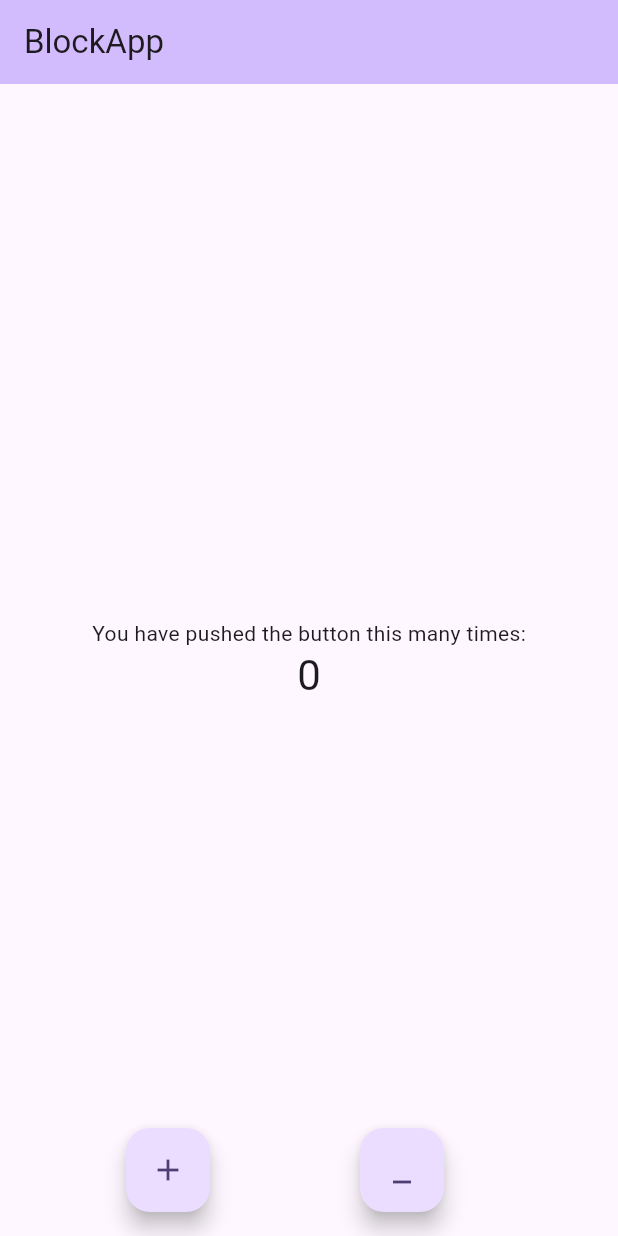
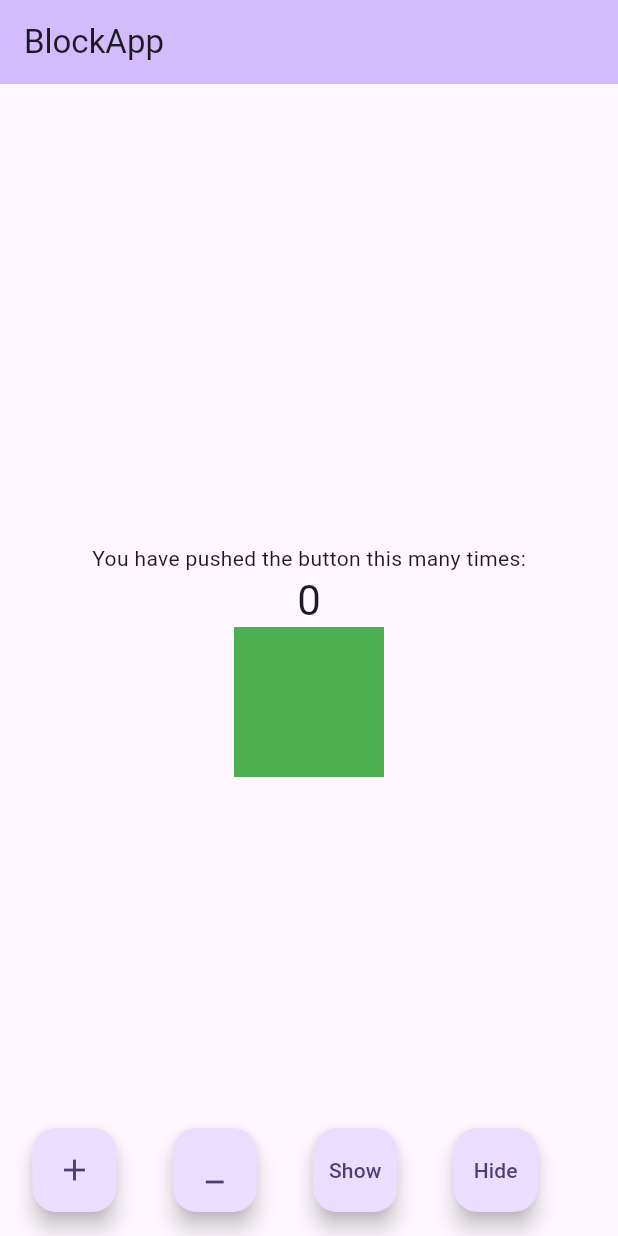
Before and after one commit to Praveen0586/Bloc-Learning, a Flutter app: the screen it shows after launch, on a phone screen of 412 x 824 dp. Run offline on Flutter 3.47's test engine with Material 3 defaults, Android fonts, the phone set to English and light mode, and no system bars; our stand-ins replace flutter_bloc.

```diff
--- a/lib/main.dart
+++ b/lib/main.dart
@@ -2,7 +2,10 @@ import 'package:flutter/material.dart';
 import 'package:flutter_application_2/bloc/counter_bloc.dart';
 import 'package:flutter_application_2/bloc/event.dart';
 import 'package:flutter_application_2/bloc/increment_state.dart';
+import 'package:flutter_application_2/visibilityBloc/visibilityEvent.dart';
+import 'package:flutter_application_2/visibilityBloc/visibilityState.dart';
 import 'package:flutter_bloc/flutter_bloc.dart';
+import 'package:flutter_application_2/visibilityBloc/visibiltyBloc.dart';
 
 void main() {
   runApp(const MyApp());
@@ -35,9 +38,11 @@ class MyApp extends StatelessWidget {
         colorScheme: ColorScheme.fromSeed(seedColor: Colors.deepPurple),
         useMaterial3: true,
       ),
-      home: BlocProvider<CounterBloc>(
-        lazy: true,
-        create: (context) => CounterBloc(),
+      home: MultiBlocProvider(
+        providers: [
+          BlocProvider(create: (context) => CounterBloc()),
+          BlocProvider(create: (context) => Visibiltybloc())
+        ],
         child: MyHomePage(title: "BlockApp"),
       ),
     );
@@ -118,6 +123,18 @@ class _MyHomePageState extends State<MyHomePage> {
                   style: Theme.of(context).textTheme.headlineMedium,
                 );
               }),
+              BlocBuilder<Visibiltybloc, Visibilitystate>(
+                builder: (context, state) {
+                  return Visibility(
+                    visible: state.visible,
+                    child: Container(
+                      height: 100,
+                      width: 100,
+                      color: Colors.green,
+                    ),
+                  );
+                },
+              )
             ],
           ),
         ),
@@ -141,6 +158,24 @@ class _MyHomePageState extends State<MyHomePage> {
               tooltip: 'Decrement',
               child: const Icon(Icons.minimize),
             ),
+            FloatingActionButton(
+              onPressed: () {
+                // countersb.add(CounterIncrementEvent());
+
+                context.read<Visibiltybloc>().add(VisiBilityShowEevent());
+              },
+              tooltip: 'show',
+              child: Text("Show"),
+            ),
+            FloatingActionButton(
+              onPressed: () {
+                // countersb.add(CounterIncrementEvent());
+
+                context.read<Visibiltybloc>().add(VisibilityHideEvent());
+              },
+              tooltip: 'hide',
+              child: Text("Hide"),
+            ),
           ],
         ) // This trailing comma makes auto-formatting nicer for build methods.
         );
--- /dev/null
+++ b/lib/visibilityBloc/visibilityEvent.dart
@@ -0,0 +1,5 @@
+sealed class VisibilityEvent {}
+
+final class VisiBilityShowEevent extends VisibilityEvent {}
+
+final class VisibilityHideEvent extends VisibilityEvent {}
--- /dev/null
+++ b/lib/visibilityBloc/visibilityState.dart
@@ -0,0 +1,4 @@
+class Visibilitystate {
+  final bool visible;
+  Visibilitystate({required this.visible});
+}
--- /dev/null
+++ b/lib/visibilityBloc/visibiltyBloc.dart
@@ -0,0 +1,13 @@
+import 'package:flutter_application_2/visibilityBloc/visibilityEvent.dart';
+import 'package:flutter_application_2/visibilityBloc/visibilityState.dart';
+import 'package:flutter_bloc/flutter_bloc.dart';
+
+class Visibiltybloc extends Bloc<VisibilityEvent, Visibilitystate> {
+  Visibiltybloc() : super(Visibilitystate(visible: true)) {
+    on<VisiBilityShowEevent>(
+        (event, emit) => emit(Visibilitystate(visible: true)));
+
+    on<VisibilityHideEvent>(
+        (event, emii) => emii(Visibilitystate(visible: false)));
+  }
+}
```
